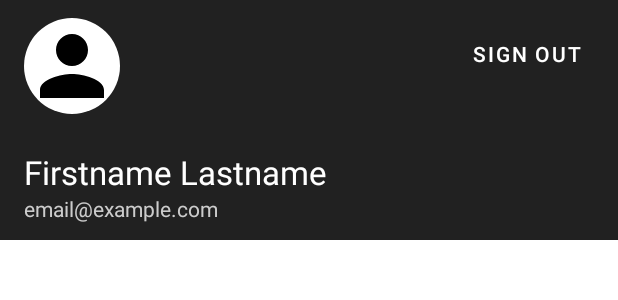
After one commit to 1312inc/Webasyst-X-Android, an Android app: the layout nav_header_authorized.xml on its own in the app's theme, with its tools: preview values and no code run, on a phone screen of 412 x 824 dp. The commit adds this screen. Shown: the top 300 px of the screen. Run offline under Robolectric (Android 15) with nearby library versions, the phone set to English and light mode, and no system bars.

Commit message:
Add navigation drawer

```diff
--- a/webasyst-x/build.gradle
+++ b/webasyst-x/build.gradle
@@ -31,6 +31,8 @@ android {
         versionName '0.0.1'
         manifestPlaceholders = ['appAuthRedirectScheme': 'YOURSCHEME']
 
+        vectorDrawables.useSupportLibrary = true
+
         buildConfigField('String', 'CLIENT_ID', webasystProperties['webasyst.x.client_id'])
         buildConfigField('String', 'WEBASYST_HOST', webasystProperties['webasyst.x.host'])
     }
--- a/webasyst-x/src/main/java/MainActivityViewModel.kt
+++ b/webasyst-x/src/main/java/MainActivityViewModel.kt
@@ -8,6 +8,10 @@ import androidx.lifecycle.MutableLiveData
 import net.openid.appauth.AuthState
 
 class MainActivityViewModel(app: Application) : AndroidViewModel(app) {
+    // Placeholder data
+    val userName = "Firstname Lastname"
+    val userEmail = "email@example.com"
+
     private val mutableAuthState = MutableLiveData<AuthState>()
     val authState: LiveData<AuthState> = mutableAuthState
     @MainThread
--- /dev/null
+++ b/webasyst-x/src/main/res/drawable/ic_userpic_placeholder.xml
@@ -0,0 +1,14 @@
+<vector xmlns:android="http://schemas.android.com/apk/res/android"
+    android:width="24dp"
+    android:height="24dp"
+    android:viewportWidth="24"
+    android:viewportHeight="24">
+    <group>
+        <path
+            android:fillColor="?colorSurface"
+            android:pathData="M0,12 A12,12 0 1,1 24,12 A12,12 0 1,1 0,12 Z" />
+        <path
+            android:fillColor="?colorOnSurface"
+            android:pathData="M12,12c2.21,0 4,-1.79 4,-4s-1.79,-4 -4,-4 -4,1.79 -4,4 1.79,4 4,4zM12,14c-2.67,0 -8,1.34 -8,4v2h16v-2c0,-2.66 -5.33,-4 -8,-4z"/>
+    </group>
+</vector>
--- /dev/null
+++ b/webasyst-x/src/main/res/layout/nav_header_authorized.xml
@@ -0,0 +1,70 @@
+<?xml version="1.0" encoding="utf-8"?>
+<layout
+    xmlns:android="http://schemas.android.com/apk/res/android"
+    xmlns:app="http://schemas.android.com/apk/res-auto"
+    xmlns:tools="http://schemas.android.com/tools">
+
+    <data>
+        <variable
+            name="viewModel"
+            type="com.webasyst.x.MainActivityViewModel" />
+    </data>
+
+    <androidx.constraintlayout.widget.ConstraintLayout
+        android:layout_width="match_parent"
+        android:layout_height="?navigationDrawerHeaderHeight"
+        android:background="?colorPrimary"
+        android:paddingLeft="?screenPaddingHorizontal"
+        android:paddingRight="?screenPaddingHorizontal">
+
+        <ImageView
+            android:id="@+id/userpicView"
+            android:layout_width="64dp"
+            android:layout_height="64dp"
+            android:contentDescription="@string/userpic"
+            app:layout_constraintBottom_toTopOf="@+id/textView"
+            app:layout_constraintStart_toStartOf="parent"
+            app:layout_constraintTop_toTopOf="parent"
+            app:layout_constraintVertical_chainStyle="packed"
+            app:srcCompat="@drawable/ic_userpic_placeholder" />
+
+        <TextView
+            android:id="@+id/textView"
+            android:layout_width="0dp"
+            android:layout_height="wrap_content"
+            android:layout_marginTop="24dp"
+            android:singleLine="true"
+            android:text="@{viewModel.userName}"
+            android:textAppearance="@style/TextAppearance.AppCompat.Large"
+            android:textColor="?colorOnPrimary"
+            app:layout_constraintBottom_toTopOf="@+id/textView2"
+            app:layout_constraintEnd_toEndOf="parent"
+            app:layout_constraintStart_toStartOf="parent"
+            app:layout_constraintTop_toBottomOf="@+id/userpicView"
+            tools:text="Firstname Lastname" />
+
+        <TextView
+            android:id="@+id/textView2"
+            android:layout_width="0dp"
+            android:layout_height="wrap_content"
+            android:singleLine="true"
+            android:text="@{viewModel.userEmail}"
+            android:textAppearance="@style/TextAppearance.AppCompat.Small"
+            android:textColor="?colorOnPrimaryLighter"
+            app:layout_constraintBottom_toBottomOf="parent"
+            app:layout_constraintEnd_toEndOf="parent"
+            app:layout_constraintStart_toStartOf="parent"
+            app:layout_constraintTop_toBottomOf="@+id/textView"
+            tools:text="email@example.com" />
+
+        <Button
+            android:id="@+id/signOutButton"
+            style="@style/Widget.MaterialComponents.Button.TextButton"
+            android:layout_width="wrap_content"
+            android:layout_height="wrap_content"
+            android:text="@string/btn_sign_out"
+            android:textColor="?colorOnPrimary"
+            app:layout_constraintEnd_toEndOf="parent"
+            app:layout_constraintTop_toTopOf="@+id/userpicView" />
+    </androidx.constraintlayout.widget.ConstraintLayout>
+</layout>
--- a/webasyst-x/src/main/res/values/attrs.xml
+++ b/webasyst-x/src/main/res/values/attrs.xml
@@ -1,4 +1,6 @@
 <?xml version="1.0" encoding="utf-8"?>
 <resources>
     <attr name="screenPaddingHorizontal" format="dimension" />
+    <attr name="navigationDrawerHeaderHeight" format="dimension" />
+    <attr name="colorOnPrimaryLighter" format="color" />
 </resources>
--- a/webasyst-x/src/main/res/values/strings.xml
+++ b/webasyst-x/src/main/res/values/strings.xml
@@ -3,6 +3,7 @@
     <string name="app_name">Webasyst X</string>
     <string name="btn_sign_in">Sign in</string>
     <string name="btn_sign_out">Sign out</string>
+    <string name="userpic">Userpic</string>
 
     <string name="no_installations">There are no installations</string>
 
--- a/webasyst-x/src/main/res/values/styles.xml
+++ b/webasyst-x/src/main/res/values/styles.xml
@@ -3,5 +3,8 @@
     <style name="Theme.WebasystX" parent="Theme.MaterialComponents.Light.DarkActionBar">
 
         <item name="screenPaddingHorizontal">16dp</item>
+        <item name="navigationDrawerHeaderHeight">160dp</item>
+
+        <item name="colorOnPrimaryLighter">#CCCCCC</item>
     </style>
 </resources>
```
Also changed, not shown: webasyst-x/src/main/java/MainActivity.kt (+15 -59 lines), webasyst-x/src/main/res/layout/activity_main.xml (+26 -1 lines), webasyst-x/src/main/res/menu/main.xml (deleted, +0 -8 lines), 1 other file.
